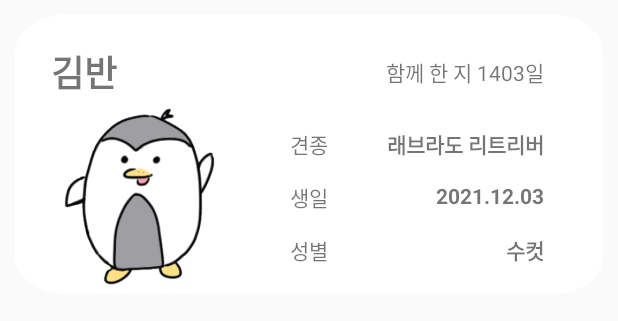
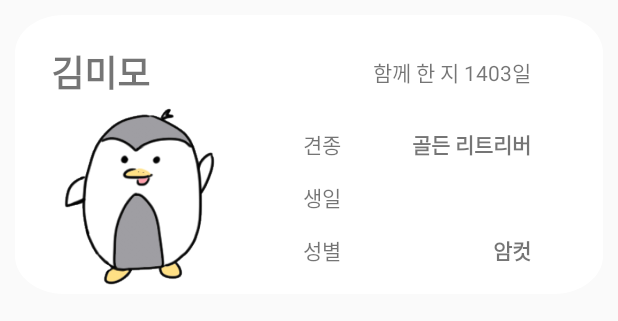
Before and after one commit to paranBANDA/Banda, an Android app: the MainPageFragment screen opened directly, with no data from a screen before it, on a phone screen of 412 x 824 dp, the part 69-390 px from its top. Run offline under Robolectric (Android 15) with nearby library versions, the phone set to English and light mode, and no system bars; libraries missing offline, so code that uses them is left out: com.prolificinteractive.materialcalendarview; plain views replace MaterialCalendarView; pictures from the network do not load; 12 statements that could not run were skipped.

Commit message:
feat: 강아지 정보 data parsing

```diff
--- a/Banda-mobile/app/src/main/java/com/example/banda/DogProfileAdapter.kt
+++ b/Banda-mobile/app/src/main/java/com/example/banda/DogProfileAdapter.kt
@@ -46,7 +46,7 @@ class DogProfileAdapter(var datas: List<DogProfileData>) : RecyclerView.Adapter<
             Log.d("ASD", "here")
             dogName.text = item.name
             dogGender.text = if(item.gender == 0) "수컷" else "암컷"
-            dogBirth.text = item.birth
+            dogBirth.text = item.birth.toString()
             dogBreed.text = item.breed
             if(item.img == ""){
                 dogImage.setImageResource(R.drawable.pengun)
--- a/Banda-mobile/app/src/main/java/com/example/banda/DogProfileData.kt
+++ b/Banda-mobile/app/src/main/java/com/example/banda/DogProfileData.kt
@@ -1,4 +1,6 @@
 package com.example.banda
+
+import java.util.*
 
 data class DogProfileData (
     val name : String,
--- a/Banda-mobile/app/src/main/java/com/example/banda/MainPageFragment.kt
+++ b/Banda-mobile/app/src/main/java/com/example/banda/MainPageFragment.kt
@@ -16,6 +16,7 @@ import androidx.viewpager2.widget.ViewPager2.OnPageChangeCallback
 import com.android.kakaologin.DogProfileAdapter
 import com.example.banda.data.Groupcheck
 import com.example.banda.data.InfoPetFeel
+import com.example.banda.data.Petinformation
 import com.example.banda.data.UserPet
 import com.example.banda.decorator.BadDayDecorator
 import com.example.banda.decorator.NormalDayDecorator
@@ -37,6 +38,7 @@ class MainPageFragment : Fragment()  {
     var calendarView: MaterialCalendarView? = null
     lateinit var profileAdapter: DogProfileAdapter
     val datas = mutableListOf<DogProfileData>()
+    val showdatas = mutableListOf<DogProfileData>()
     var viewPager: ViewPager2? = null
     var email = ""
 
@@ -70,7 +72,6 @@ class MainPageFragment : Fragment()  {
                     ) {
                         Log.d("Asd", viewPager?.adapter?.getItemId(position)?.toInt()!!.toString())
                         Log.d("GET PET FEEL", response.body()?.feel.toString())
-
                         Log.d("GET PET FEEL", response.body()?.date.toString())
                         val calList = ArrayList<CalendarDay>()
                         calendarView?.removeDecorators()
@@ -141,8 +142,16 @@ class MainPageFragment : Fragment()  {
         service?.ShowUserPet(UserRequest)?.enqueue(object : Callback<UserPet> {
             override fun onResponse(call: Call<UserPet>, response: Response<UserPet>) {
                 if (response.isSuccessful) {
-                    Log.d("ASD", email)
-                    println(response.body())
+                    val body = response.body()
+                    if (body != null) {
+                        var petData = body.data
+                        for (i in petData){
+                            datas.apply{
+                                add(DogProfileData(name = i.petname, birth = "",img = "",gender = i.gender,breed = i.breed, petId = 1))
+                                println(datas)
+                            }
+                        }
+                    }
                 } else {
                     println("실패")
                 }
@@ -152,7 +161,6 @@ class MainPageFragment : Fragment()  {
                 println("에러: " + t.message.toString());
             }
         })
-
         viewPager = view.findViewById<ViewPager2>(R.id.recyclerView)
         calendarView = view.findViewById<MaterialCalendarView>(R.id.calendarView)
         initRecycler()
@@ -189,14 +197,14 @@ class MainPageFragment : Fragment()  {
 
     }
 
+
+
     override fun onCreateView(
         inflater: LayoutInflater, container: ViewGroup?,
         savedInstanceState: Bundle?
     ): View? {
-        datas.apply {
-            add(DogProfileData(name = "김반", birth = "2021.12.03", img = "", gender = 0, breed = "래브라도 리트리버", petId = 0))
-            add(DogProfileData(name = "김두부", birth = "2020.01.21", img = "http://goo.gl/gEgYUd", gender = 1, breed = "골든 리트리버", petId = 1))
-            add(DogProfileData(name = "김미모", birth = "2020.01.21", img = "", gender = 1, breed = "골든 리트리버", petId = 100))
+        datas.apply{
+            add(DogProfileData(name = "김미모", birth = "", img = "", gender = 1, breed = "골든 리트리버", petId = 100))
         }
         // Inflate the layout for this fragment
         return inflater.inflate(R.layout.fragment_main_page, container, false)
```
